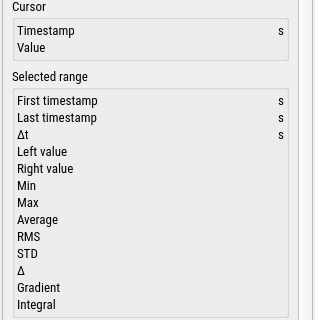
danielhrisca/asammdf, file asammdf/gui/ui/channel_stats.ui: the form before one commit; both pictures show x 0 to 315 and y 91 to 411 of the 315 by 852 pixel window.
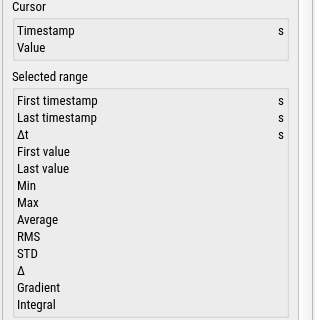
The form after the commit.

Patch:
```diff
--- a/asammdf/gui/ui/channel_stats.ui
+++ b/asammdf/gui/ui/channel_stats.ui
@@ -150,7 +150,7 @@
             <item row="4" column="0">
              <widget class="QLabel" name="label_2">
               <property name="text">
-               <string>Left value</string>
+               <string>First value</string>
               </property>
              </widget>
             </item>
@@ -386,7 +386,7 @@
             <item row="5" column="0">
              <widget class="QLabel" name="label_20">
               <property name="text">
-               <string>Right value</string>
+               <string>Last value</string>
               </property>
              </widget>
             </item>
```
